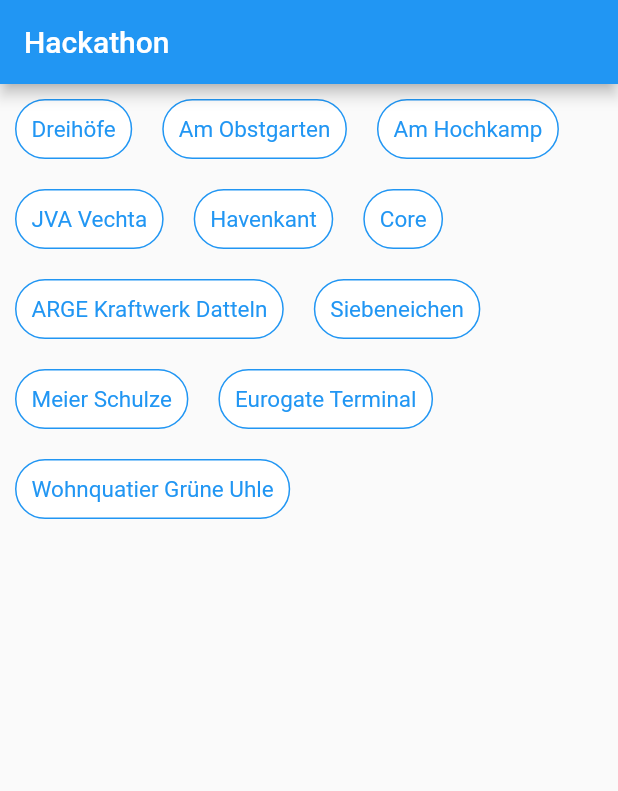
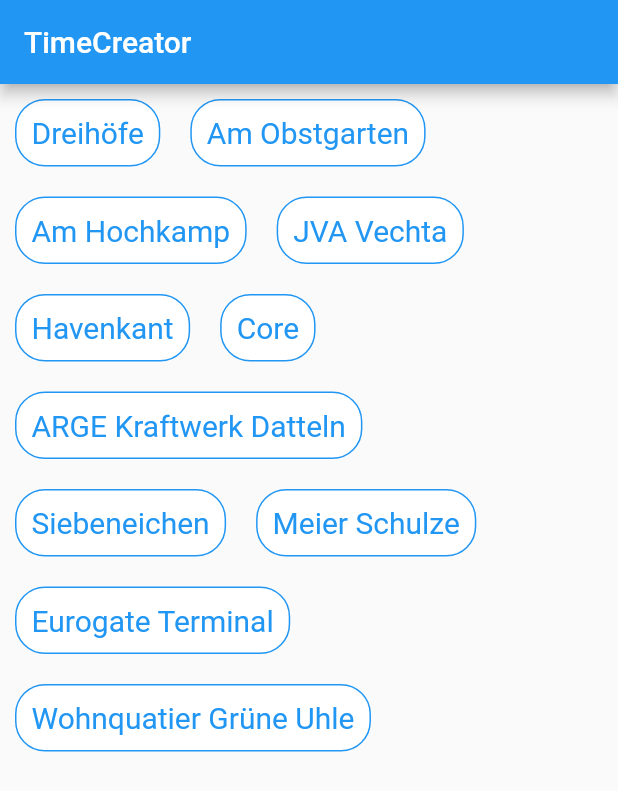
Before and after one commit to saschabultmann/hackathon05092022, a Flutter app: the MyHomePage screen opened directly, after a tap on "Manuell", on a phone screen of 412 x 824 dp. Shown: the top 791 px of the screen. Run offline on Flutter 3.47's test engine with Material 2 defaults, Android fonts, the phone set to English and light mode, and no system bars; our stand-ins replace bloc, dotted_line, flutter_bloc.

Commit message:
last changes before presentation

```diff
--- a/lib/main.dart
+++ b/lib/main.dart
@@ -25,11 +25,11 @@ class MyApp extends StatelessWidget {
   @override
   Widget build(BuildContext context) {
     return MaterialApp(
-      title: 'Hackathon',
+      title: 'TimeCreator',
       theme: ThemeData(
         primarySwatch: Colors.blue,
       ),
-      home: const MyHomePage(title: 'Hackathon'),
+      home: const MyHomePage(title: 'TimeCreator'),
     );
   }
 }
--- a/lib/widgets/addPause.dart
+++ b/lib/widgets/addPause.dart
@@ -23,7 +23,7 @@ class AddPauseContent extends StatelessWidget {
       width: 50,
       child: Container(
         decoration:
-            const BoxDecoration(shape: BoxShape.circle, color: Colors.blue),
+            const BoxDecoration(shape: BoxShape.circle, color: Colors.grey),
         child: const Center(
           child: Icon(
             Icons.pause,
--- a/lib/widgets/bubble.dart
+++ b/lib/widgets/bubble.dart
@@ -36,7 +36,7 @@ class Bubble extends StatelessWidget {
               child: Text(
                 project.name,
                 style: TextStyle(
-                    fontSize: 15,
+                    fontSize: 20,
                     color: selectionIndex >= 0 ? Colors.white : Colors.blue),
               ),
             ),
@@ -45,7 +45,8 @@ class Bubble extends StatelessWidget {
                     top: 0,
                     right: 5,
                     child: Container(
-                        child: Text((selectionIndex + 1).toString()),
+                        child: Text((selectionIndex + 1).toString(),
+                            style: TextStyle(fontSize: 20)),
                         padding: const EdgeInsets.all(5),
                         decoration: BoxDecoration(
                             shape: BoxShape.circle,
```
Also changed, not shown: lib/pages/timelineScreen.dart (+10 -6 lines).
